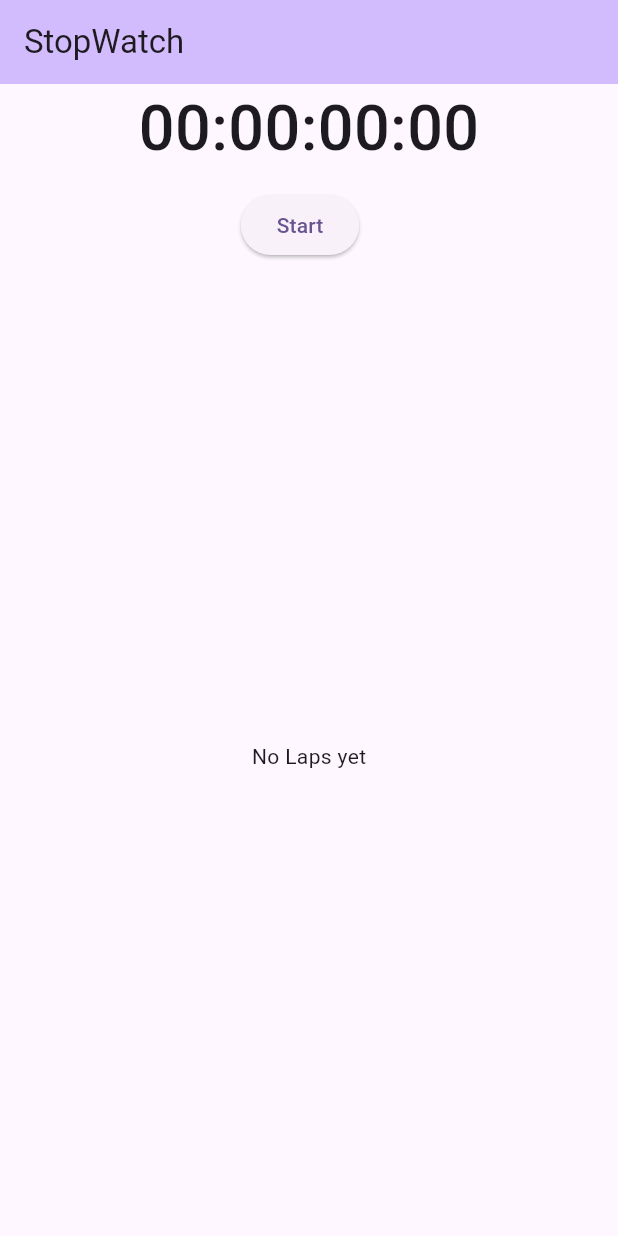
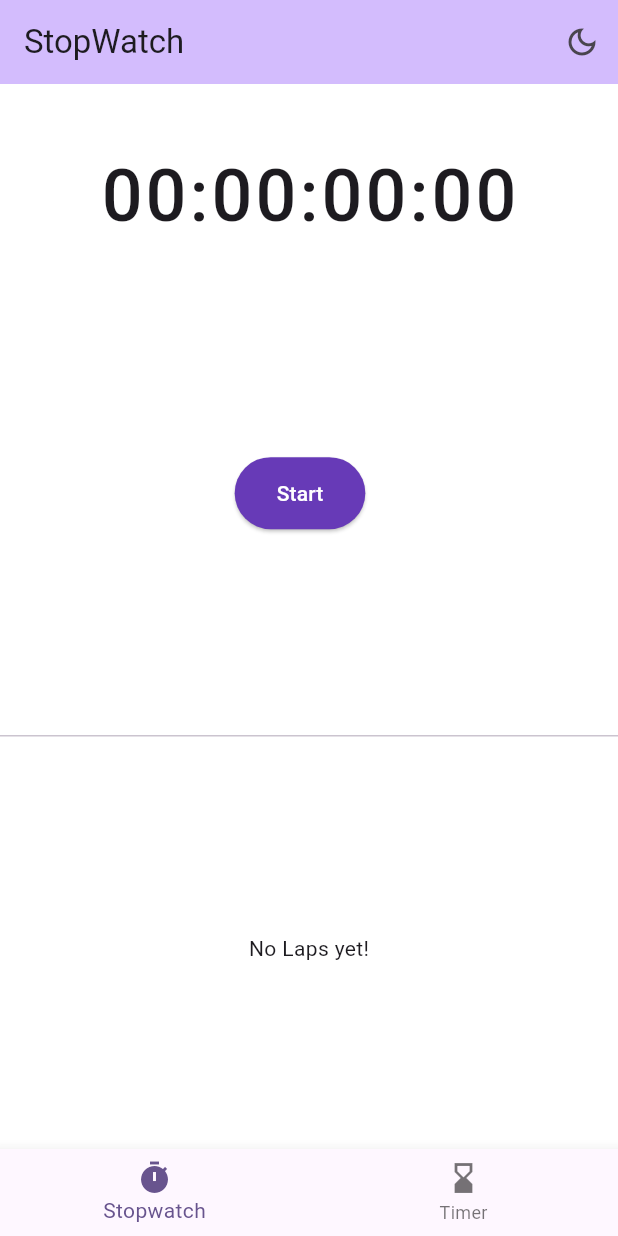
Before and after one commit to apurvak6/reminder_and_stopwatch, a Flutter app: the screen it shows after launch, on a phone screen of 412 x 824 dp. Run offline on Flutter 3.47's test engine with Material 3 defaults, Android fonts, the phone set to English and light mode, and no system bars; our stand-ins replace audioplayers, get.

Commit message:
1. Implemented the Dark Theme & Light theme 2. Implemented the Timer feature along with alarm

```diff
--- a/lib/features/stopwatch/presentation/screens/stopwatch.dart
+++ /dev/null
@@ -1,111 +0,0 @@
-import 'dart:async';
-
-import 'package:flutter/material.dart';
-import 'package:get/get.dart';
-import 'package:get/get_core/src/get_main.dart';
-import 'package:get/get_instance/src/extension_instance.dart';
-import 'package:get/get_state_manager/src/rx_flutter/rx_obx_widget.dart';
-import 'package:reminder_and_stopwatch/features/stopwatch/presentation/controllers/stopwatch_controller.dart';
-
-class StopwatchPage extends StatelessWidget {
-  StopwatchPage({super.key});
-
-  StopwatchController controller = Get.put(StopwatchController());
-
-  @override
-  Widget build(BuildContext context) {
-    return SafeArea(
-      child: Column(
-        crossAxisAlignment: CrossAxisAlignment.center,
-        mainAxisAlignment: MainAxisAlignment.center,
-        children: [
-          //Time display
-          Obx(
-            () => Text(
-              controller.time.value,
-              style: TextStyle(fontWeight: FontWeight.w500, fontSize: 42),
-            ),
-          ),
-          SizedBox(height: 10),
-          ControlledButton(controller: controller),
-
-          SizedBox(height: 10),
-
-          Expanded(
-            flex: 3,
-            child: Obx(() {
-              if (controller.laps.isEmpty) {
-                return Center(child: Text("No Laps yet"));
-              }
-              return ListView.builder(
-                itemCount: controller.laps.length,
-                itemBuilder: (context, index) {
-                  final lap = controller.laps[index];
-
-                  final isFastest = lap == controller.fastestLap;
-                  final isSlowest = lap == controller.slowestLap;
-
-                  Color? color;
-                  if (isFastest) color = Colors.green;
-                  if (isSlowest) color = Colors.red;
-
-                  return ListTile(
-                    title: Text("Lap ${lap.lapIndex}"),
-                    trailing: Text(
-                      controller.getElapsedTime(lap.milliseconds),
-                      style: TextStyle(
-                        color: color,
-                        fontWeight: FontWeight.w400,
-                      ),
-                    ),
-                  );
-                },
-              );
-            }),
-          ),
-        ],
-      ),
-    );
-  }
-}
-
-class ControlledButton extends StatelessWidget {
-  final StopwatchController controller;
-
-  const ControlledButton({super.key, required this.controller});
-
-  @override
-  Widget build(BuildContext context) {
-    return Obx(() {
-      final status = controller.status.value;
-
-      return Row(
-        mainAxisAlignment: MainAxisAlignment.center,
-        children: [
-          /// LEFT BUTTON
-          if (status == StopwatchStatus.initial)
-            ElevatedButton(onPressed: controller.start, child: Text("Start"))
-          else if (status == StopwatchStatus.running)
-            ElevatedButton(
-              onPressed: controller.addLap,
-              child: const Text("Lap"),
-            )
-          else if (status == StopwatchStatus.paused)
-            ElevatedButton(
-              onPressed: controller.reset,
-              child: const Text("Reset"),
-            ),
-          SizedBox(width: 12),
-
-          if (status == StopwatchStatus.running)
-            ElevatedButton(onPressed: controller.stop, child: Text("Stop"))
-          else if (status == StopwatchStatus.paused)
-            ElevatedButton(
-              onPressed: controller.start,
-              child: const Text("Resume"),
-            ),
-        ],
-      );
-    });
-  }
-}
--- /dev/null
+++ b/lib/features/stopwatch/presentation/screens/stopwatch_page.dart
@@ -0,0 +1,154 @@
+import 'package:flutter/material.dart';
+import 'package:get/get.dart';
+import 'package:reminder_and_stopwatch/features/stopwatch/presentation/controllers/stopwatch_controller.dart';
+
+class StopwatchPage extends StatelessWidget {
+  StopwatchPage({super.key});
+
+  final StopwatchController controller = Get.put(StopwatchController());
+
+  @override
+  Widget build(BuildContext context) {
+    return Column(
+      // crossAxisAlignment: CrossAxisAlignment.center,
+      mainAxisAlignment: MainAxisAlignment.center,
+      children: [
+        SizedBox(height: 40),
+        //Time display
+        Obx(
+          () => Text(
+            controller.time.value,
+            style: TextStyle(
+              fontWeight: FontWeight.w500,
+              fontSize: 48,
+              letterSpacing: 2,
+            ),
+          ),
+        ),
+
+        SizedBox(height: 30),
+
+        //Buttons
+        Expanded(flex: 1, child: ControlledButton(controller: controller)),
+
+        SizedBox(height: 20),
+        Divider(),
+        //Laps
+        Expanded(
+          child: Obx(() {
+            if (controller.laps.isEmpty) {
+              return Center(child: Text("No Laps yet!"));
+            }
+
+            final reversedLaps = controller.laps.reversed.toList();
+
+            return ListView.builder(
+              itemCount: reversedLaps.length,
+              itemBuilder: (context, index) {
+                final lap = reversedLaps[index];
+
+                final isFastest = lap == controller.fastestLap;
+                final isSlowest = lap == controller.slowestLap;
+
+                Color? color;
+                if (isFastest) color = Colors.green;
+                if (isSlowest) color = Colors.red;
+
+                return Card(
+                  margin: EdgeInsets.symmetric(horizontal: 12, vertical: 6),
+                  child: ListTile(
+                    title: Text("Lap ${lap.lapIndex}"),
+                    trailing: Text(
+                      controller.getElapsedTime(lap.milliseconds),
+                      style: TextStyle(
+                        color: color,
+                        fontWeight: FontWeight.w400,
+                      ),
+                    ),
+                  ),
+                );
+              },
+            );
+          }),
+        ),
+      ],
+    );
+  }
+}
+
+class ControlledButton extends StatelessWidget {
+  final StopwatchController controller;
+
+  const ControlledButton({super.key, required this.controller});
+
+  @override
+  Widget build(BuildContext context) {
+    return Obx(() {
+      final status = controller.status.value;
+
+      return Row(
+        mainAxisAlignment: MainAxisAlignment.center,
+        children: [
+          /// LEFT BUTTON
+          if (status == StopwatchStatus.initial)
+            ElevatedButton(
+              onPressed: controller.start,
+              style: ElevatedButton.styleFrom(
+                backgroundColor: Colors.deepPurple,
+                foregroundColor: Colors.white,
+                padding: EdgeInsets.symmetric(horizontal: 28, vertical: 14),
+                shape: StadiumBorder(),
+              ),
+              child: Text("Start"),
+            )
+          else if (status == StopwatchStatus.running)
+            ElevatedButton(
+              onPressed: controller.addLap,
+              style: ElevatedButton.styleFrom(
+                backgroundColor: Colors.deepPurple,
+                foregroundColor: Colors.white,
+                padding: EdgeInsets.symmetric(horizontal: 28, vertical: 14),
+                shape: StadiumBorder(),
+              ),
+              child: const Text("Lap"),
+            )
+          else if (status == StopwatchStatus.paused)
+            ElevatedButton(
+              onPressed: controller.reset,
+              style: ElevatedButton.styleFrom(
+                backgroundColor: Colors.deepPurple,
+                foregroundColor: Colors.white,
+                padding: EdgeInsets.symmetric(horizontal: 28, vertical: 14),
+                shape: StadiumBorder(),
+              ),
+              child: const Text("Reset"),
+            ),
+          SizedBox(width: 12),
+
+          if (status == StopwatchStatus.running)
+            ElevatedButton(
+              onPressed: controller.stop,
+              style: ElevatedButton.styleFrom(
+                backgroundColor: Colors.deepPurple,
+                foregroundColor: Colors.white,
+                padding: EdgeInsets.symmetric(horizontal: 28, vertical: 14),
+                shape: StadiumBorder(),
+              ),
+              child: Text("Stop"),
+            )
+          else if (status == StopwatchStatus.paused)
+            ElevatedButton(
+              onPressed: controller.start,
+              style: ElevatedButton.styleFrom(
+                backgroundColor: Colors.deepPurple,
+                foregroundColor: Colors.white,
+                padding: EdgeInsets.symmetric(horizontal: 28, vertical: 14),
+                shape: StadiumBorder(),
+              ),
+              child: const Text("Resume"),
+            ),
+        ],
+      );
+    });
+  }
+}
--- /dev/null
+++ b/lib/features/theme/presentation/controllers/theme_controller.dart
@@ -0,0 +1,12 @@
+import 'package:flutter/material.dart';
+import 'package:get/get.dart';
+
+class ThemeController extends GetxController {
+  var isDark = false.obs;
+
+  void toggleTheme() {
+    isDark.value = !isDark.value;
+
+    // Get.changeThemeMode(isDark.value ? ThemeMode.dark : ThemeMode.light);
+  }
+}
--- a/lib/main.dart
+++ b/lib/main.dart
@@ -1,21 +1,49 @@
 import 'package:flutter/material.dart';
+import 'package:get/get.dart';
+import 'package:reminder_and_stopwatch/features/theme/presentation/controllers/theme_controller.dart';
+import 'package:reminder_and_stopwatch/features/timer/presentation/screens/timer_page.dart';
 
-import 'features/stopwatch/presentation/screens/stopwatch.dart';
+import 'features/stopwatch/presentation/screens/stopwatch_page.dart';
 
 void main() {
-  runApp(const MyApp());
+  WidgetsFlutterBinding.ensureInitialized();
+
+  Get.put(ThemeController());
+  runApp(MyApp());
 }
 
 class MyApp extends StatelessWidget {
-  const MyApp({super.key});
+   MyApp({super.key});
+
+  final themeController = Get.find<ThemeController>();
+
 
   // This widget is the root of your application.
   @override
   Widget build(BuildContext context) {
-    return MaterialApp(
-      title: 'Flutter Demo',
-      theme: ThemeData(colorScheme: .fromSeed(seedColor: Colors.deepPurple)),
-      home: const MyHomePage(title: 'StopWatch'),
+    return Obx(()
+      => GetMaterialApp(
+        debugShowCheckedModeBanner: false,
+        title: 'Flutter Demo',
+        themeMode: themeController.isDark.value
+            ? ThemeMode.dark
+            : ThemeMode.light,
+        theme: ThemeData(
+          brightness: Brightness.light,
+          scaffoldBackgroundColor: Colors.white,
+          colorScheme: .fromSeed(seedColor: Colors.deepPurple,
+            brightness: Brightness.light),
+        ),
+        darkTheme: ThemeData(
+          brightness: Brightness.dark,
+          scaffoldBackgroundColor: const Color(0xFF0E1A2B),
+          colorScheme: .fromSeed(
+            seedColor: Colors.deepPurple,
+            brightness: Brightness.dark
+          ),
+        ),
+        home: const MyHomePage(title: 'StopWatch'),
+      ),
     );
   }
 }
@@ -30,14 +58,49 @@ class MyHomePage extends StatefulWidget {
 }
 
 class _MyHomePageState extends State<MyHomePage> {
+  int index = 0;
+
+  final pages = [
+    StopwatchPage(),
+    TimerPage()
+  ];
+  final themeController = Get.find<ThemeController>();
   @override
   Widget build(BuildContext context) {
-    return Scaffold(
-      appBar: AppBar(
-        backgroundColor: Theme.of(context).colorScheme.inversePrimary,
-        title: Text(widget.title),
+    return SafeArea(
+      child: Scaffold(
+
+        appBar: AppBar(
+          backgroundColor: Theme.of(context).colorScheme.inversePrimary,
+          title: Text(widget.title),
+          actions: [
+            Obx(
+              () => IconButton(
+                icon: Tooltip(
+                  message: "Toggle Theme",
+                  child: Icon(
+                    themeController.isDark.value
+                        ? Icons.light_mode_outlined
+                        : Icons.dark_mode_outlined,
+                  ),
+                ),
+                onPressed: themeController.toggleTheme,
+              ),
+            ),
+          ],
+        ),
+        body: pages[index],
+        bottomNavigationBar: BottomNavigationBar(
+          currentIndex: index,
+          onTap: (i) => setState(() {
+            index = i;
+          }),
+          items: [
+            BottomNavigationBarItem(icon: Icon(Icons.timer),label: "Stopwatch"),
+            BottomNavigationBarItem(icon: Icon(Icons.hourglass_bottom),label: "Timer"),
+          ],
+        ),
       ),
-      body: Center(child: StopwatchPage()),
     );
   }
 }
--- a/pubspec.yaml
+++ b/pubspec.yaml
@@ -35,6 +35,7 @@ dependencies:
   # Use with the CupertinoIcons class for iOS style icons.
   cupertino_icons: ^1.0.8
   get: ^4.7.3
+  audioplayers: ^5.2.1
 
 dev_dependencies:
   flutter_test:
@@ -59,8 +60,8 @@ flutter:
   uses-material-design: true
 
   # To add assets to your application, add an assets section, like this:
-  # assets:
-  #   - images/a_dot_burr.jpeg
+  assets:
+    - assets/sounds/alarm.mp3
   #   - images/a_dot_ham.jpeg
 
   # An image asset can refer to one or more resolution-specific "variants", see
```
Also changed, not shown: lib/features/timer/domain/usecases/get_formatted_time.dart (added, +11 -0 lines), lib/features/timer/presentation/controllers/timer_controller.dart (added, +94 -0 lines), lib/features/timer/presentation/screens/timer_page.dart (added, +140 -0 lines), pubspec.lock, 11 other files.
